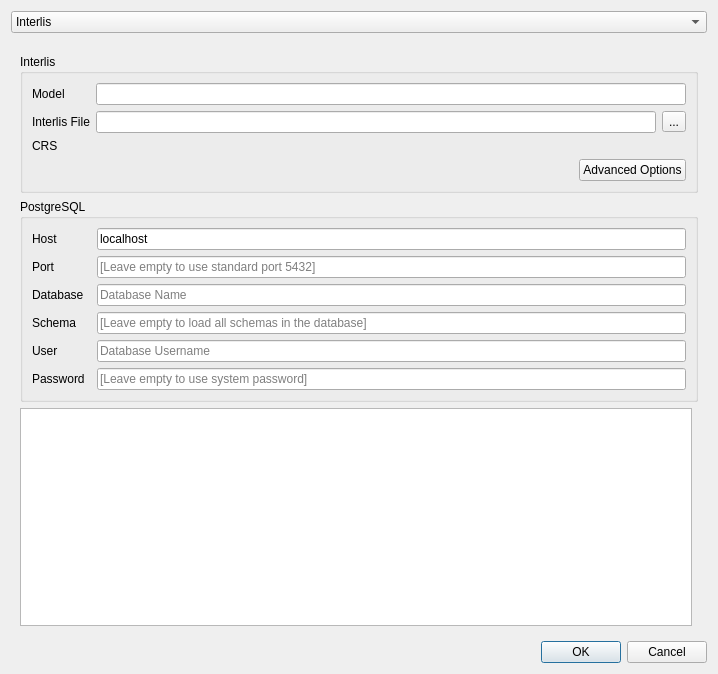
The window that projectgenerator/ui/generate_project.ui (opengisch/QgisModelBaker) describes before a commit, drawn with Qt 5.
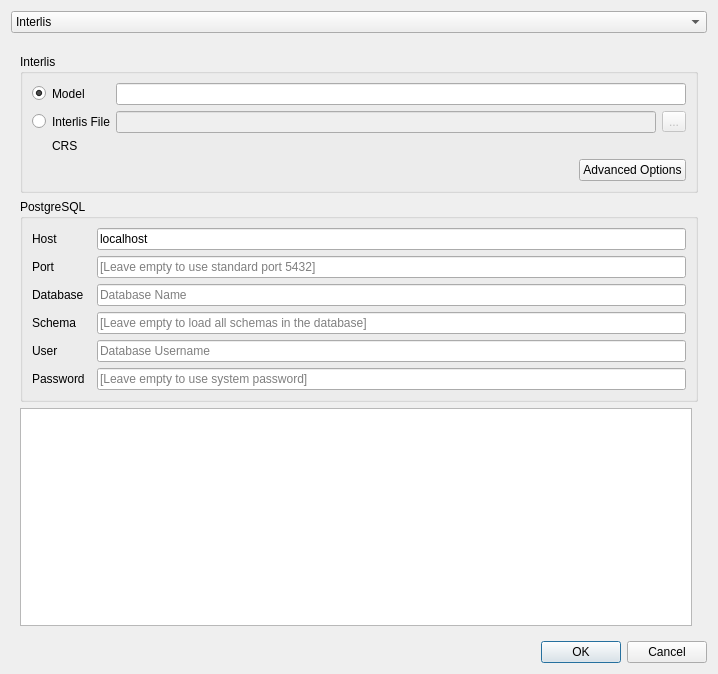
The same window after the commit. Custom widgets are drawn as their Qt base class.

Commit message: Add radio buttons for cache model or file model selection

Patch:
```diff
--- a/projectgenerator/ui/generate_project.ui
+++ b/projectgenerator/ui/generate_project.ui
@@ -135,28 +135,28 @@
           <string>Interlis</string>
          </property>
          <layout class="QGridLayout" name="gridLayout_5">
-          <item row="4" column="2" colspan="2">
+          <item row="4" column="3" colspan="2">
            <widget class="QPushButton" name="ili2pg_options_button">
             <property name="text">
              <string>Advanced Options</string>
             </property>
            </widget>
           </item>
-          <item row="1" column="0">
+          <item row="1" column="1">
            <widget class="QLabel" name="label_7">
             <property name="text">
              <string>Model</string>
             </property>
            </widget>
           </item>
-          <item row="3" column="1" colspan="3">
+          <item row="3" column="2" colspan="3">
            <widget class="QgsProjectionSelectionWidget" name="crsSelector" native="true">
             <property name="focusPolicy">
              <enum>Qt::StrongFocus</enum>
             </property>
            </widget>
           </item>
-          <item row="3" column="0">
+          <item row="3" column="1">
            <widget class="QLabel" name="crs_label">
             <property name="toolTip">
              <string>Coordinate Reference System</string>
@@ -166,27 +166,31 @@
             </property>
            </widget>
           </item>
-          <item row="1" column="1" colspan="3">
-           <widget class="QLineEdit" name="ili_models_line_edit"/>
-          </item>
-          <item row="2" column="0">
+          <item row="2" column="1">
            <widget class="QLabel" name="label">
             <property name="text">
              <string>Interlis File</string>
             </property>
            </widget>
           </item>
-          <item row="2" column="3">
+          <item row="2" column="4">
            <widget class="QToolButton" name="ili_file_browse_button">
+            <property name="enabled">
+             <bool>false</bool>
+            </property>
             <property name="text">
              <string>...</string>
             </property>
            </widget>
           </item>
-          <item row="2" column="1" colspan="2">
-           <widget class="QLineEdit" name="ili_file_line_edit"/>
+          <item row="2" column="2" colspan="2">
+           <widget class="QLineEdit" name="ili_file_line_edit">
+            <property name="enabled">
+             <bool>false</bool>
+            </property>
+           </widget>
           </item>
-          <item row="4" column="1">
+          <item row="4" column="2">
            <spacer name="horizontalSpacer">
             <property name="orientation">
              <enum>Qt::Horizontal</enum>
@@ -199,6 +203,26 @@
             </property>
            </spacer>
           </item>
+          <item row="1" column="0">
+           <widget class="QRadioButton" name="radio_button_1">
+            <property name="text">
+             <string/>
+            </property>
+            <property name="checked">
+             <bool>true</bool>
+            </property>
+           </widget>
+          </item>
+          <item row="1" column="2" colspan="3">
+           <widget class="QLineEdit" name="ili_models_line_edit"/>
+          </item>
+          <item row="2" column="0">
+           <widget class="QRadioButton" name="radio_button_2">
+            <property name="text">
+             <string/>
+            </property>
+           </widget>
+          </item>
          </layout>
         </widget>
        </item>
```
The commit also changes 1 other file.
